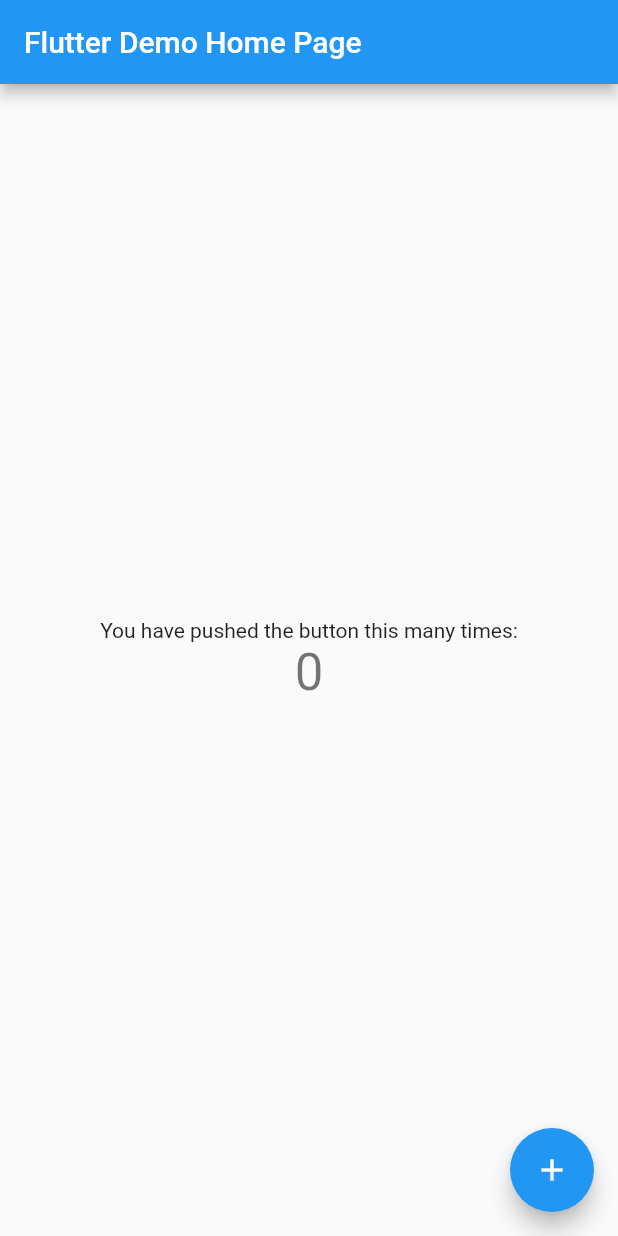
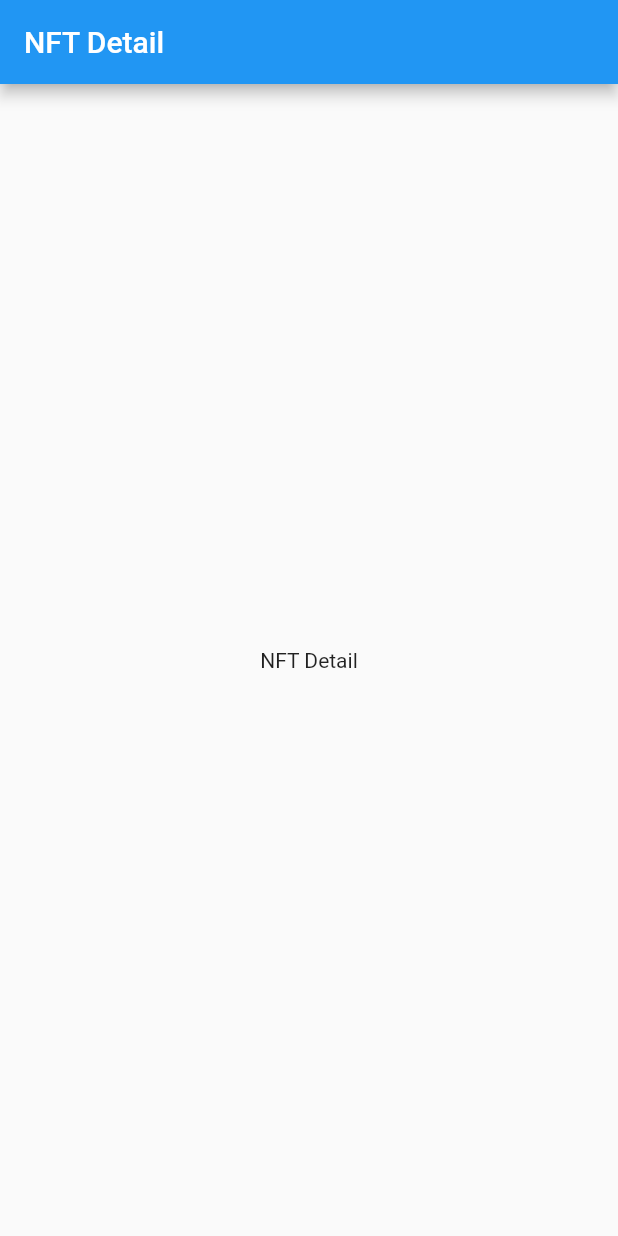
Before and after one commit to Charawey-X/NFT-Mobile-App, a Flutter app: the screen it shows after launch, on a phone screen of 412 x 824 dp. Run offline on Flutter 3.47's test engine with Material 2 defaults, Android fonts, the phone set to English and light mode, and no system bars.

Commit message:
initiate nft_detail screen

```diff
--- a/lib/main.dart
+++ b/lib/main.dart
@@ -1,4 +1,5 @@
 import 'package:flutter/material.dart';
+import 'package:nft/screens/nft_detail.dart';
 
 void main() {
   runApp(const MyApp());
@@ -7,109 +8,14 @@ void main() {
 class MyApp extends StatelessWidget {
   const MyApp({Key? key}) : super(key: key);
 
-  // This widget is the root of your application.
   @override
   Widget build(BuildContext context) {
     return MaterialApp(
       title: 'Flutter Demo',
       theme: ThemeData(
-        // This is the theme of your application.
-        //
-        // Try running your application with "flutter run". You'll see the
-        // application has a blue toolbar. Then, without quitting the app, try
-        // changing the primarySwatch below to Colors.green and then invoke
-        // "hot reload" (press "r" in the console where you ran "flutter run",
-        // or simply save your changes to "hot reload" in a Flutter IDE).
-        // Notice that the counter didn't reset back to zero; the application
-        // is not restarted.
-        primarySwatch: Colors.blue,
+        primaryColor: Colors.blue,
       ),
-      home: const MyHomePage(title: 'Flutter Demo Home Page'),
+      home: const NftDetail(),
     );
   }
 }
-
-class MyHomePage extends StatefulWidget {
-  const MyHomePage({Key? key, required this.title}) : super(key: key);
-
-  // This widget is the home page of your application. It is stateful, meaning
-  // that it has a State object (defined below) that contains fields that affect
-  // how it looks.
-
-  // This class is the configuration for the state. It holds the values (in this
-  // case the title) provided by the parent (in this case the App widget) and
-  // used by the build method of the State. Fields in a Widget subclass are
-  // always marked "final".
-
-  final String title;
-
-  @override
-  State<MyHomePage> createState() => _MyHomePageState();
-}
-
-class _MyHomePageState extends State<MyHomePage> {
-  int _counter = 0;
-
-  void _incrementCounter() {
-    setState(() {
-      // This call to setState tells the Flutter framework that something has
-      // changed in this State, which causes it to rerun the build method below
-      // so that the display can reflect the updated values. If we changed
-      // _counter without calling setState(), then the build method would not be
-      // called again, and so nothing would appear to happen.
-      _counter++;
-    });
-  }
-
-  @override
-  Widget build(BuildContext context) {
-    // This method is rerun every time setState is called, for instance as done
-    // by the _incrementCounter method above.
-    //
-    // The Flutter framework has been optimized to make rerunning build methods
-    // fast, so that you can just rebuild anything that needs updating rather
-    // than having to individually change instances of widgets.
-    return Scaffold(
-      appBar: AppBar(
-        // Here we take the value from the MyHomePage object that was created by
-        // the App.build method, and use it to set our appbar title.
-        title: Text(widget.title),
-      ),
-      body: Center(
-        // Center is a layout widget. It takes a single child and positions it
-        // in the middle of the parent.
-        child: Column(
-          // Column is also a layout widget. It takes a list of children and
-          // arranges them vertically. By default, it sizes itself to fit its
-          // children horizontally, and tries to be as tall as its parent.
-          //
-          // Invoke "debug painting" (press "p" in the console, choose the
-          // "Toggle Debug Paint" action from the Flutter Inspector in Android
-          // Studio, or the "Toggle Debug Paint" command in Visual Studio Code)
-          // to see the wireframe for each widget.
-          //
-          // Column has various properties to control how it sizes itself and
-          // how it positions its children. Here we use mainAxisAlignment to
-          // center the children vertically; the main axis here is the vertical
-          // axis because Columns are vertical (the cross axis would be
-          // horizontal).
-          mainAxisAlignment: MainAxisAlignment.center,
-          children: <Widget>[
-            const Text(
-              'You have pushed the button this many times:',
-            ),
-            Text(
-              '$_counter',
-              style: Theme.of(context).textTheme.headline4,
-            ),
-          ],
-        ),
-      ),
-      floatingActionButton: FloatingActionButton(
-        onPressed: _incrementCounter,
-        tooltip: 'Increment',
-        child: const Icon(Icons.add),
-      ), // This trailing comma makes auto-formatting nicer for build methods.
-    );
-  }
-}
--- /dev/null
+++ b/lib/screens/nft_detail.dart
@@ -0,0 +1,22 @@
+import 'package:flutter/material.dart';
+
+class NftDetail extends StatefulWidget {
+  const NftDetail({Key? key}) : super(key: key);
+
+  @override
+  State<NftDetail> createState() => _NftDetailState();
+}
+
+class _NftDetailState extends State<NftDetail> {
+  @override
+  Widget build(BuildContext context) {
+    return Scaffold(
+      appBar: AppBar(
+        title: const Text('NFT Detail'),
+      ),
+      body: const Center(
+        child: Text('NFT Detail'),
+      ),
+    );
+  }
+}
```
